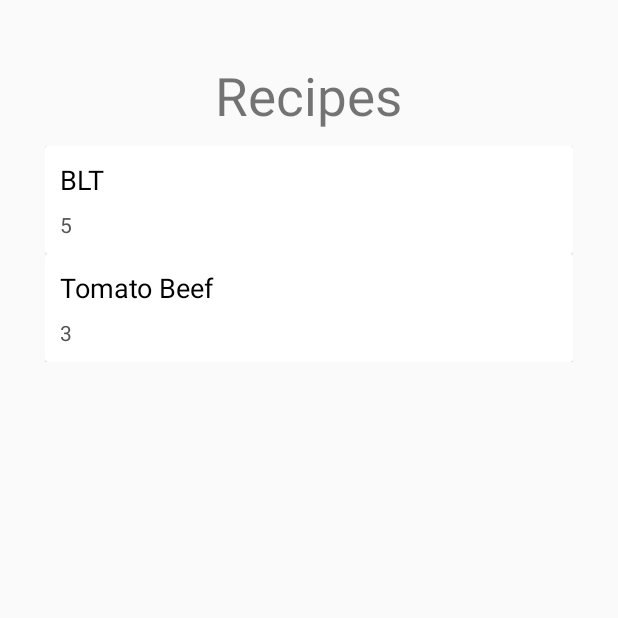
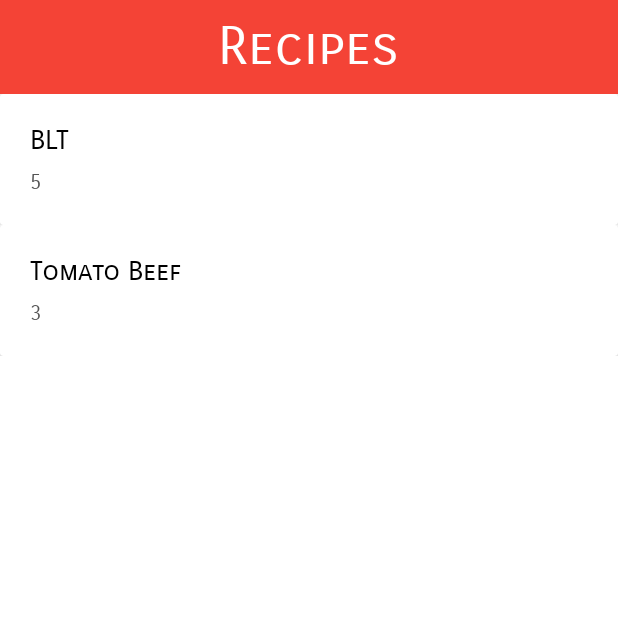
Before and after one commit to bbl007/SDHacks2019, an Android app: the RecipeActivity screen opened directly, with no data from a screen before it, on a phone screen of 412 x 824 dp, the top half of it. Run offline under Robolectric (Android 15) with nearby library versions, the phone set to English and light mode, and no system bars.

Commit message:
aesthetic recipe

```diff
--- a/leftoversAndroid/Leftovers/app/src/main/res/layout/activity_recipe.xml
+++ b/leftoversAndroid/Leftovers/app/src/main/res/layout/activity_recipe.xml
@@ -5,13 +5,19 @@
     android:id="@+id/ConstraintLayout"
     android:layout_width="match_parent"
     android:layout_height="match_parent"
-    tools:context=".RecipeActivity" >
+    android:background="#FFFFFF"
+    tools:context=".RecipeActivity">
 
     <LinearLayout
-        android:layout_width="match_parent"
-        android:layout_height="match_parent"
-        android:layout_margin="30dp"
-        android:orientation="vertical">
+        android:layout_width="0dp"
+        android:layout_height="0dp"
+        android:layout_margin="0dp"
+        android:background="#F44336"
+        android:orientation="vertical"
+        app:layout_constraintBottom_toBottomOf="parent"
+        app:layout_constraintEnd_toEndOf="parent"
+        app:layout_constraintStart_toStartOf="parent"
+        app:layout_constraintTop_toTopOf="parent">
 
         <TextView
             android:id="@+id/textView"
@@ -19,12 +25,15 @@
             android:layout_height="wrap_content"
             android:layout_gravity="center_horizontal"
             android:layout_margin="10dp"
+            android:fontFamily="sans-serif-smallcaps"
             android:text="Recipes"
+            android:textColor="#FFFFFF"
             android:textSize="35dp" />
 
         <android.support.v7.widget.RecyclerView
             android:id="@+id/recyclerView"
             android:layout_width="match_parent"
-            android:layout_height="match_parent" />
+            android:layout_height="match_parent"
+            android:background="#FFFFFF" />
     </LinearLayout>
 </android.support.constraint.ConstraintLayout>
--- a/leftoversAndroid/Leftovers/app/src/main/res/layout/recipe_layout.xml
+++ b/leftoversAndroid/Leftovers/app/src/main/res/layout/recipe_layout.xml
@@ -16,13 +16,15 @@
                 android:layout_width="match_parent"
                 android:layout_height="wrap_content"
                 android:orientation="vertical"
-                android:padding="10dp">
+                android:padding="20dp">
 
                 <TextView
                     android:id="@+id/recipe_name"
                     android:layout_width="match_parent"
-                    android:layout_height="wrap_content"
+                    android:layout_height="match_parent"
                     android:layout_marginBottom="8dp"
+                    android:fontFamily="sans-serif-smallcaps"
+                    android:text="Moist briskety moist brisketymoist brisketymoist brisketymoist brisketymoist briskety"
                     android:textColor="#000"
                     android:textSize="18sp" />
 
@@ -30,6 +32,8 @@
                     android:id="@+id/recipe_rating"
                     android:layout_width="match_parent"
                     android:layout_height="wrap_content"
+                    android:fontFamily="sans-serif-smallcaps"
+                    android:text="5.0"
                     android:textColor="#555" />
             </LinearLayout>
         </LinearLayout>
```
Also changed, not shown: 2 other files.
